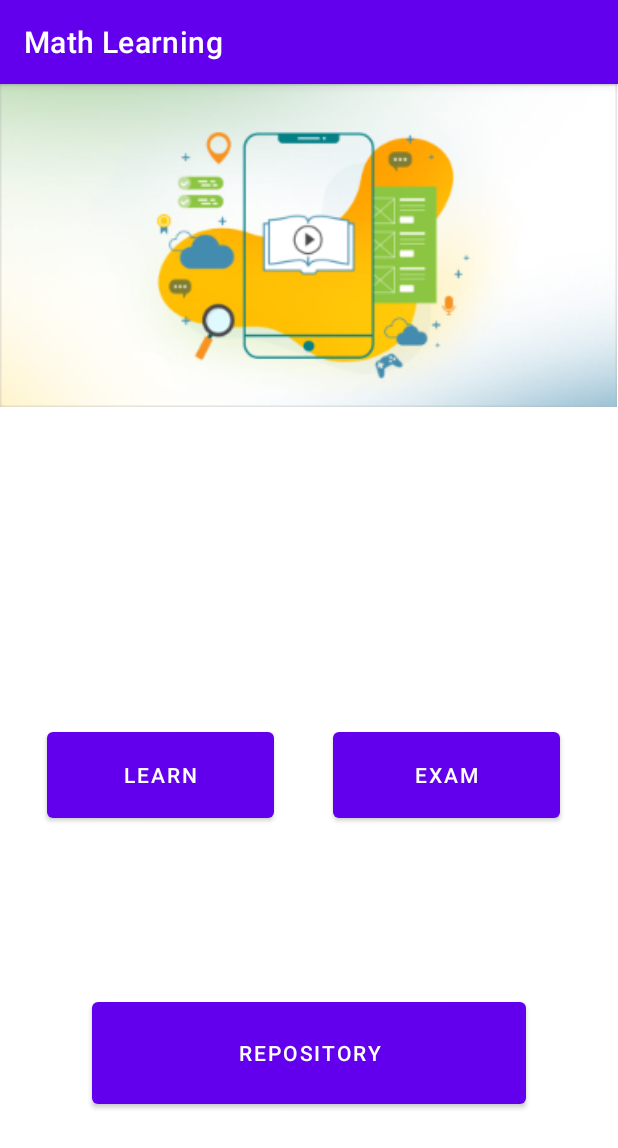
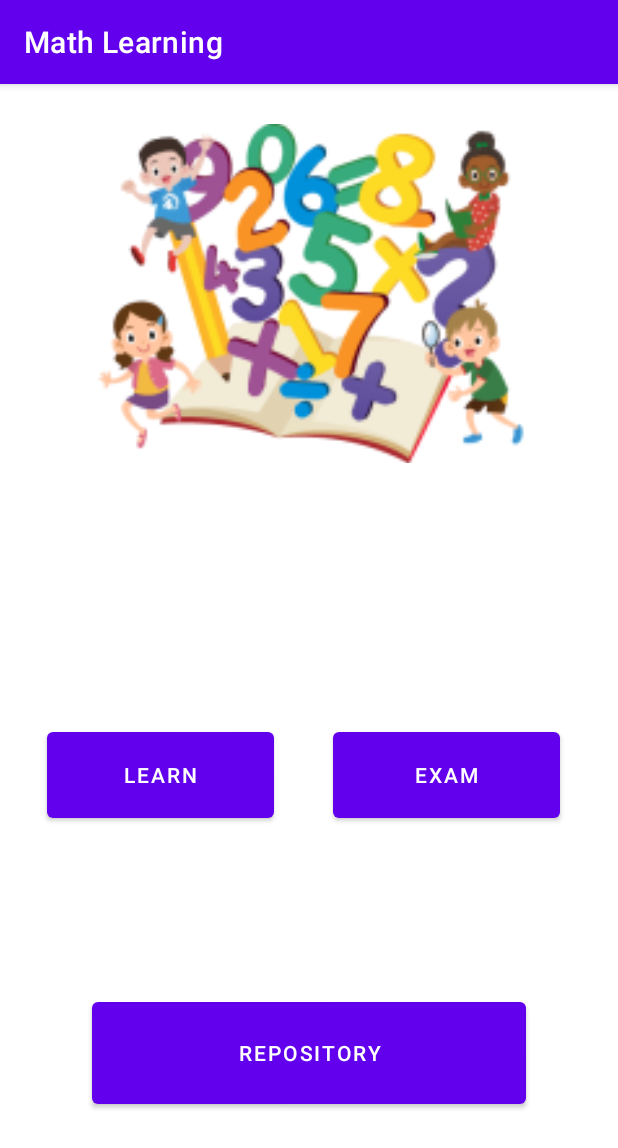
Before and after one commit to SaadRahman021/Learning-App-, an Android app: the screen it shows after launch (MainActivity), on a phone screen of 412 x 824 dp. Shown: the top 1148 px of the screen. Run offline under Robolectric (Android 15) with nearby library versions, the light colour scheme and no system bars.

Commit message:
Main Page Updated

```diff
--- a/app/src/main/res/layout/activity_main.xml
+++ b/app/src/main/res/layout/activity_main.xml
@@ -5,17 +5,6 @@
     android:layout_width="match_parent"
     android:layout_height="match_parent"
     tools:context=".MainActivity">
-
-    <ImageView
-        android:id="@+id/imageView3"
-        android:layout_width="411dp"
-        android:layout_height="350dp"
-        android:layout_marginTop="-68dp"
-        app:layout_constraintBottom_toBottomOf="parent"
-        app:layout_constraintTop_toTopOf="parent"
-        app:layout_constraintVertical_bias="0.0"
-        app:srcCompat="@drawable/learning_app"
-        tools:layout_editor_absoluteX="0dp" />
 
     <Button
         android:id="@+id/button"
@@ -50,4 +39,13 @@
         app:layout_constraintStart_toStartOf="parent"
         app:layout_constraintTop_toTopOf="parent"
         app:layout_constraintVertical_bias="0.881" />
+
+    <ImageView
+        android:id="@+id/imageView3"
+        android:layout_width="474dp"
+        android:layout_height="279dp"
+        app:layout_constraintEnd_toEndOf="parent"
+        app:layout_constraintStart_toStartOf="parent"
+        app:layout_constraintTop_toTopOf="parent"
+        app:srcCompat="@drawable/abc" />
 </androidx.constraintlayout.widget.ConstraintLayout>
```
Also changed, not shown: app/src/main/res/drawable-xxxhdpi/abc.webp (added).
